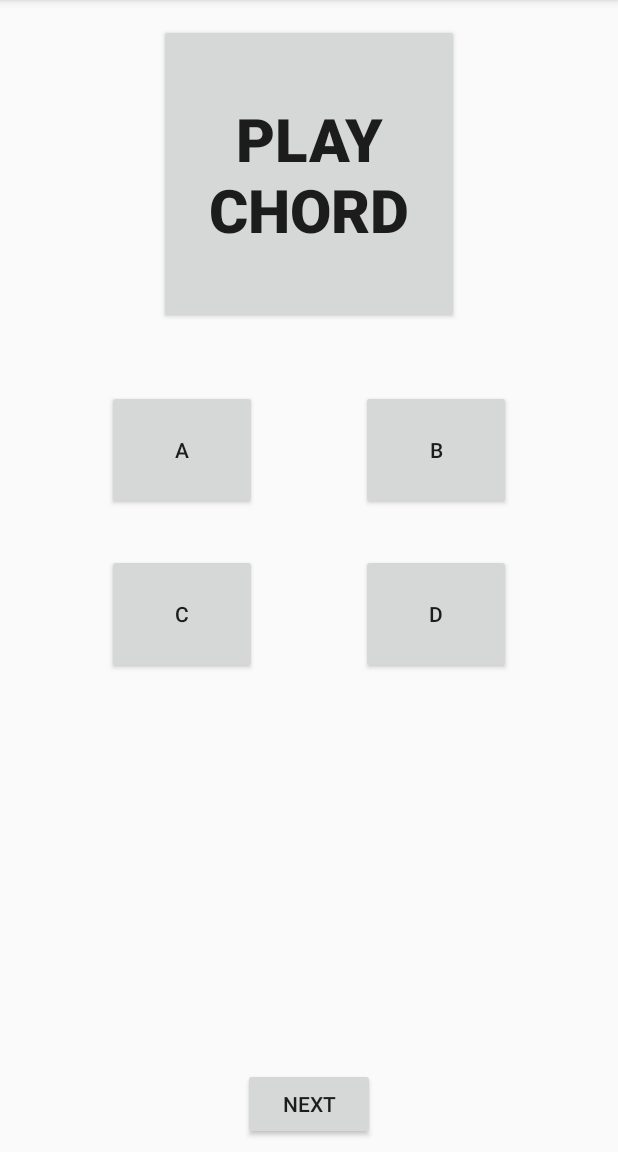
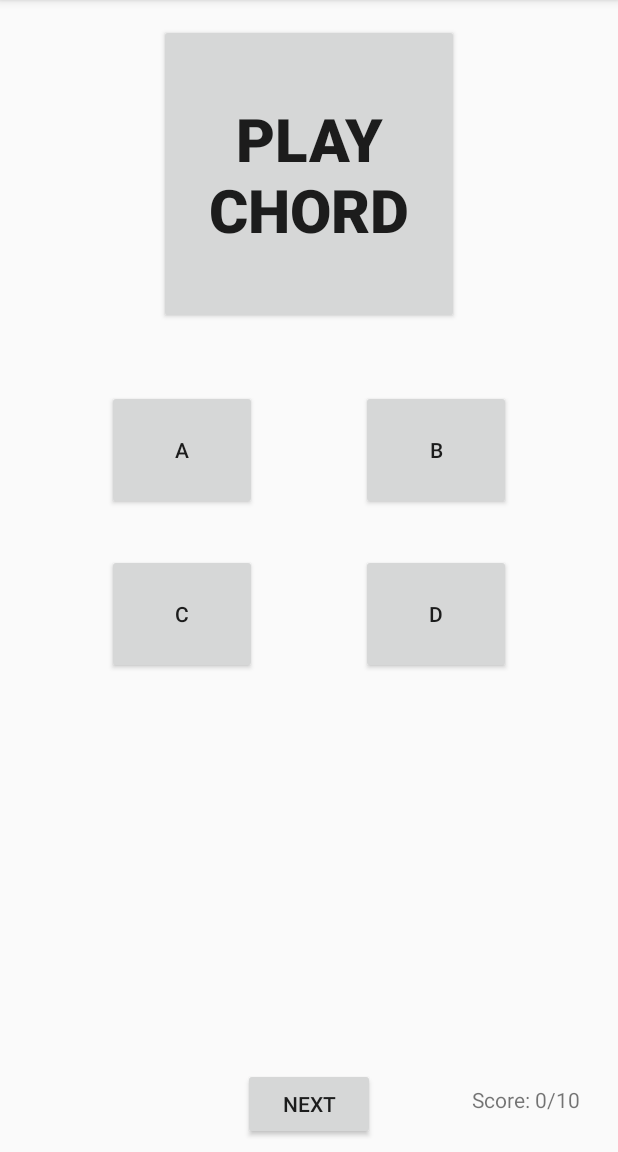
Before and after one commit to MalesM/Chordy_Game_, an Android app: the GameActivity screen opened directly, with no data from a screen before it, on a phone screen of 412 x 824 dp, the part 84-1236 px from its top. Run offline under Robolectric (Android 15) with nearby library versions, the phone set to English and light mode, and no system bars.

Commit message:
zavrsena osnova

```diff
--- a/app/src/main/res/layout/activity_game.xml
+++ b/app/src/main/res/layout/activity_game.xml
@@ -87,4 +87,14 @@
         app:layout_constraintRight_toRightOf="parent"
         android:layout_marginLeft="8dp"
         app:layout_constraintLeft_toLeftOf="parent" />
+
+    <TextView
+        android:id="@+id/scoreText"
+        android:layout_width="wrap_content"
+        android:layout_height="wrap_content"
+        android:layout_marginBottom="25dp"
+        android:layout_marginRight="25dp"
+        android:text="Score: 0/10"
+        app:layout_constraintBottom_toBottomOf="parent"
+        app:layout_constraintRight_toRightOf="parent" />
 </android.support.constraint.ConstraintLayout>
```
Also changed, not shown: app/src/main/java/com/example/gospodin/chordy_game/GameActivity.java (+63 -18 lines).
